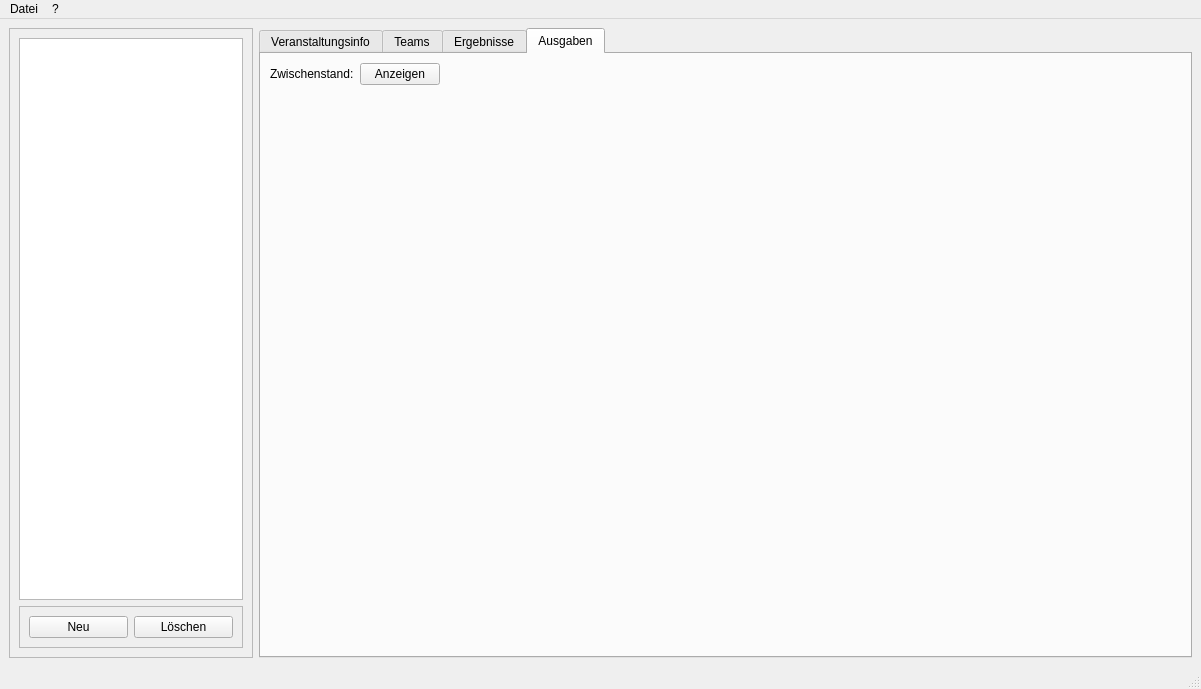
The window that mainwindow.ui (uoul/Obelus) describes before a commit, drawn with Qt 5.
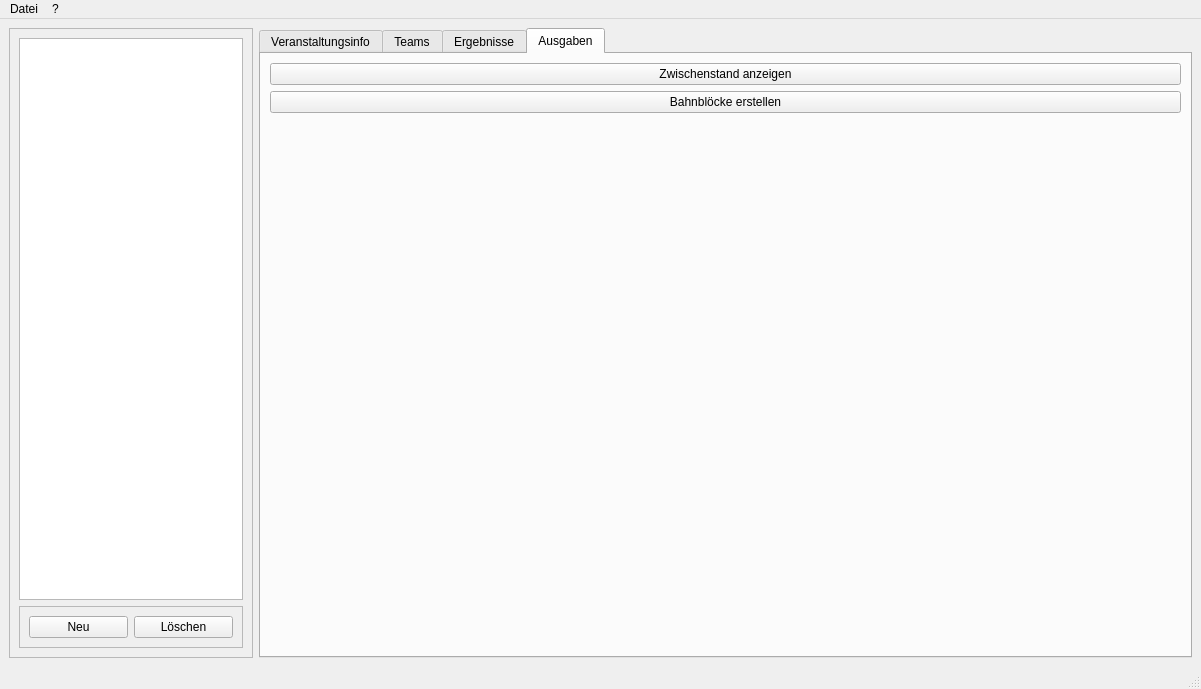
The same window after the commit. Icons and pictures are not drawn.

Commit message: Added ResultLog creation partly

```diff
--- a/mainwindow.ui
+++ b/mainwindow.ui
@@ -577,35 +577,35 @@
        </attribute>
        <layout class="QHBoxLayout" name="horizontalLayout_5">
         <item>
-         <layout class="QFormLayout" name="formLayout_5">
-          <item row="0" column="0">
-           <widget class="QLabel" name="label_showIntermediateResult">
-            <property name="text">
-             <string>Zwischenstand:</string>
-            </property>
-           </widget>
-          </item>
-          <item row="0" column="1">
+         <layout class="QVBoxLayout" name="verticalLayout_3">
+          <item>
            <widget class="QPushButton" name="pushButton_showIntermediateResult">
             <property name="text">
-             <string>Anzeigen</string>
+             <string>Zwischenstand anzeigen</string>
             </property>
            </widget>
           </item>
-         </layout>
+          <item>
+           <widget class="QPushButton" name="pushButton_createPlaygroundResultsLog">
+            <property name="text">
+             <string>Bahnblöcke erstellen</string>
+            </property>
+           </widget>
         </item>
         <item>
-         <spacer name="horizontalSpacer_2">
+           <spacer name="verticalSpacer">
           <property name="orientation">
-           <enum>Qt::Horizontal</enum>
+             <enum>Qt::Vertical</enum>
           </property>
           <property name="sizeHint" stdset="0">
            <size>
-            <width>709</width>
-            <height>20</height>
+              <width>20</width>
+              <height>40</height>
            </size>
           </property>
          </spacer>
+          </item>
+         </layout>
         </item>
        </layout>
       </widget>
```
Lines whose indentation alone changed are shown as unchanged. The commit also changes 5 other files.
